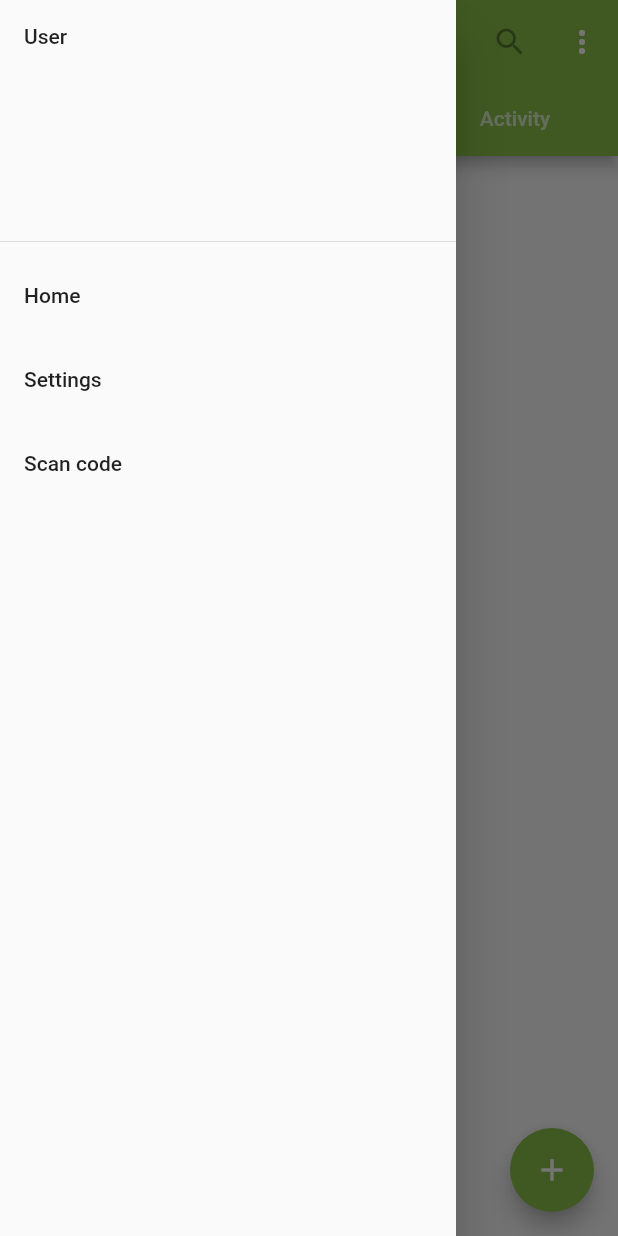
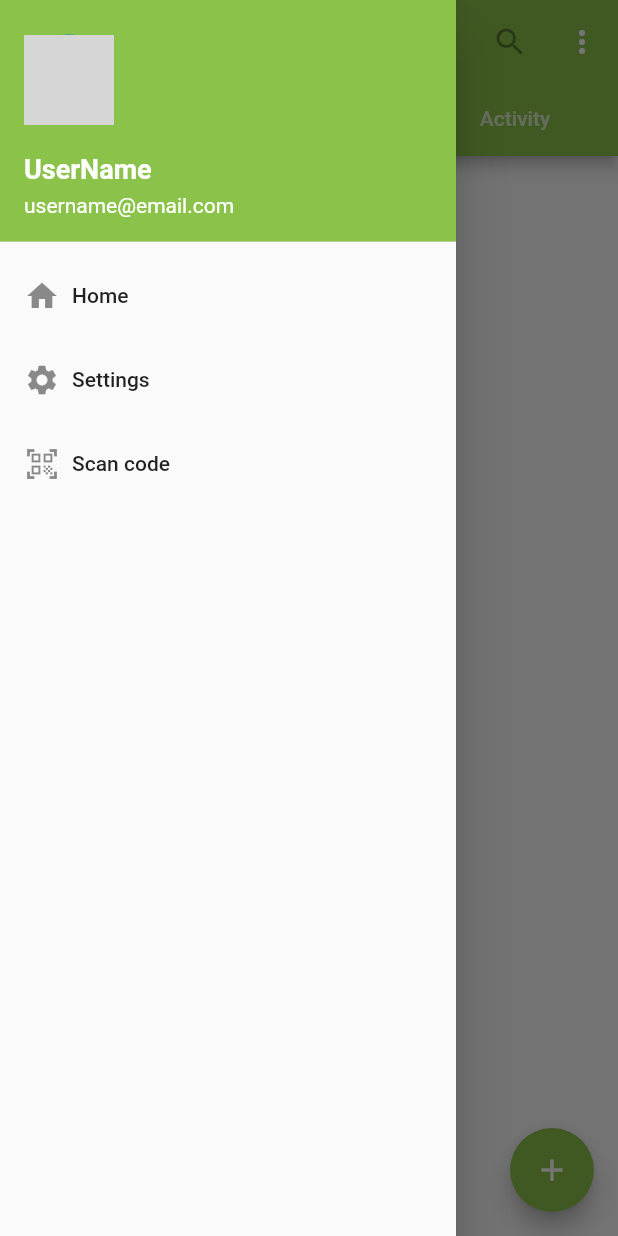
Before and after one commit to huiyineo/Splitwise, a Flutter app: the screen it shows after launch, with the side drawer open, on a phone screen of 412 x 824 dp. Run offline on Flutter 3.47's test engine with Material 2 defaults, Android fonts, the phone set to English and light mode, and no system bars; network calls fail; grey boxes are pictures that could not be loaded.

Commit message:
Add drawer list menu

```diff
--- a/lib/main.dart
+++ b/lib/main.dart
@@ -48,17 +48,68 @@ class MyApp extends StatelessWidget {
             child: ListView(
               children: <Widget>[
                 DrawerHeader(
-                  child: Text('User'),
+                    decoration: BoxDecoration(color: Colors.lightGreen),
+                    child: Stack(
+                      children: <Widget>[
+                        Positioned(
+                          bottom: 30.0,
+                          child: Text(
+                            "UserName",
+                            style: TextStyle(
+                                color: Colors.white,
+                                fontSize: 18.0,
+                                fontWeight: FontWeight.bold),
+                          ),
+                        ),
+                        Positioned(
+                          bottom: 8.0,
+                          child: Text(
+                            "username@email.com",
+                            style: TextStyle(
+                                color: Colors.white,
+                                fontSize: 14.0,
+                                fontWeight: FontWeight.normal),
+                          ),
+                        ),
+                        Positioned(
+                          bottom: 70.0,
+                          child: CircleAvatar(
+                            radius: 30,
+                            child: ClipOval(
+                              child: new SizedBox(
+                                width: 100.0,
+                                height: 100.0,
+                                child: new Image.network(
+                                  'https://caseyboz10331.files.wordpress.com/2014/05/20140510-195426.jpg',
+                                  fit: BoxFit.fill,
+                                ),
+                              ),
+                            ),
+                          ),
+                        ),
+                      ],
+                    )),
+                /*Row(
+                  children: <Widget>[
+                    Text('Try Pro!'),
+                  ],
                 ),
-                ListTile(
-                  title: Text('Home'),
+                Divider(
+                  color: Colors.grey,
+                  thickness: 0.5,
+                ),*/
+                _createDrawerItem(
+                  icon: Icons.home,
+                  text: 'Home',
                 ),
-                ListTile(
-                  title: Text('Settings'),
+                _createDrawerItem(
+                  icon: Icons.settings,
+                  text: 'Settings',
                 ),
-                ListTile(
-                  title: Text('Scan code'),
-                ),
+                _createDrawerItem(
+                  icon: Icons.qr_code_scanner,
+                  text: 'Scan code',
+                )
               ],
             ),
           ),
@@ -66,4 +117,19 @@ class MyApp extends StatelessWidget {
       ),
     );
   }
+
+  Widget _createDrawerItem(
+      {IconData icon, String text, GestureTapCallback onTap}) {
+    return ListTile(
+      title: Row(
+        children: <Widget>[
+          Icon(icon),
+          Padding(
+            padding: EdgeInsets.only(left: 8.0),
+            child: Text(text),
+          )
+        ],
+      ),
+    );
+  }
 }
```
